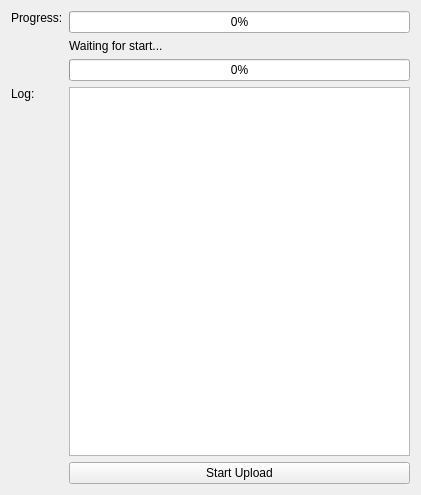
First picture: the form in src/brickv/plugin_system/plugins/red/ui/program_page_upload.ui, repository Tinkerforge/brickv, before the edit.
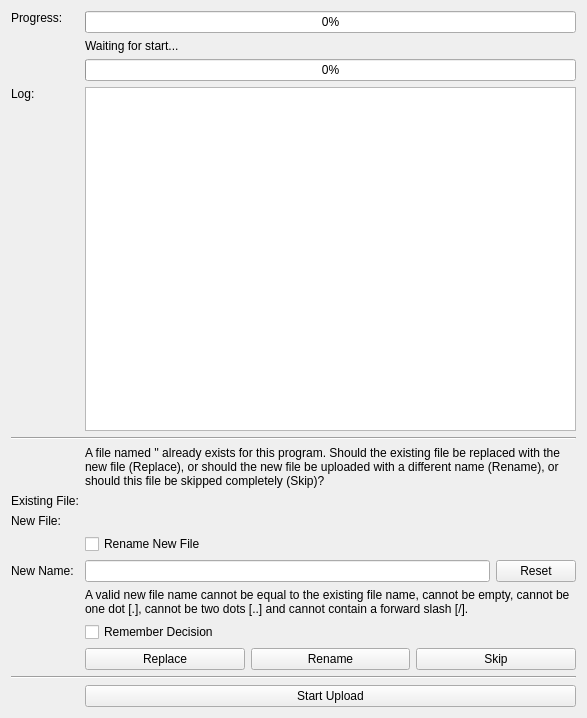
Second picture: the form after the edit.

Commit message: red-brick/pw: Upload page can now deal with replacing existing files

Diff of the .ui file:
```diff
--- a/src/brickv/plugin_system/plugins/red/ui/program_page_upload.ui
+++ b/src/brickv/plugin_system/plugins/red/ui/program_page_upload.ui
@@ -6,8 +6,8 @@
    <rect>
     <x>0</x>
     <y>0</y>
-    <width>421</width>
-    <height>495</height>
+    <width>587</width>
+    <height>718</height>
    </rect>
   </property>
   <property name="windowTitle">
@@ -16,7 +16,7 @@
   <layout class="QVBoxLayout" name="verticalLayout">
    <item>
     <layout class="QGridLayout" name="gridLayout">
-     <item row="1" column="0">
+     <item row="0" column="0">
       <widget class="QLabel" name="label">
        <property name="text">
         <string>Progress:</string>
@@ -26,14 +26,14 @@
        </property>
       </widget>
      </item>
-     <item row="1" column="1">
+     <item row="0" column="1">
       <widget class="QProgressBar" name="progress_total">
        <property name="value">
         <number>0</number>
        </property>
       </widget>
      </item>
-     <item row="4" column="0">
+     <item row="3" column="0">
       <widget class="QLabel" name="label_4">
        <property name="text">
         <string>Log:</string>
@@ -46,20 +46,7 @@
        </property>
       </widget>
      </item>
-     <item row="5" column="1">
-      <widget class="QPushButton" name="button_start_upload">
-       <property name="sizePolicy">
-        <sizepolicy hsizetype="Minimum" vsizetype="Fixed">
-         <horstretch>1</horstretch>
-         <verstretch>0</verstretch>
-        </sizepolicy>
-       </property>
-       <property name="text">
-        <string>Start Upload</string>
-       </property>
-      </widget>
-     </item>
-     <item row="2" column="1">
+     <item row="1" column="1">
       <widget class="QLabel" name="label_current_step">
        <property name="text">
         <string>Waiting for start...</string>
@@ -69,14 +56,14 @@
        </property>
       </widget>
      </item>
-     <item row="3" column="1">
+     <item row="2" column="1">
       <widget class="QProgressBar" name="progress_file">
        <property name="value">
         <number>0</number>
        </property>
       </widget>
      </item>
-     <item row="4" column="1">
+     <item row="3" column="1">
       <widget class="QPlainTextEdit" name="edit_log">
        <property name="undoRedoEnabled">
         <bool>false</bool>
@@ -92,6 +79,160 @@
        </property>
       </widget>
      </item>
+     <item row="4" column="0" colspan="2">
+      <widget class="Line" name="line1">
+       <property name="orientation">
+        <enum>Qt::Horizontal</enum>
+       </property>
+      </widget>
+     </item>
+     <item row="5" column="0">
+      <widget class="QLabel" name="label_replace_icon">
+       <property name="text">
+        <string>&lt;icon&gt;</string>
+       </property>
+       <property name="alignment">
+        <set>Qt::AlignLeading|Qt::AlignLeft|Qt::AlignTop</set>
+       </property>
+      </widget>
+     </item>
+     <item row="5" column="1">
+      <widget class="QLabel" name="label_replace_help">
+       <property name="text">
+        <string>A file named '&lt;FILE&gt;' already exists for this program. Should the existing file be replaced with the new file (Replace), or should the new file be uploaded with a different name (Rename), or should this file be skipped completely (Skip)?</string>
+       </property>
+       <property name="textFormat">
+        <enum>Qt::PlainText</enum>
+       </property>
+       <property name="alignment">
+        <set>Qt::AlignLeading|Qt::AlignLeft|Qt::AlignTop</set>
+       </property>
+       <property name="wordWrap">
+        <bool>true</bool>
+       </property>
+      </widget>
+     </item>
+     <item row="14" column="1">
+      <widget class="QPushButton" name="button_start_upload">
+       <property name="sizePolicy">
+        <sizepolicy hsizetype="Minimum" vsizetype="Fixed">
+         <horstretch>1</horstretch>
+         <verstretch>0</verstretch>
+        </sizepolicy>
+       </property>
+       <property name="text">
+        <string>Start Upload</string>
+       </property>
+      </widget>
+     </item>
+     <item row="13" column="0" colspan="2">
+      <widget class="Line" name="line2">
+       <property name="orientation">
+        <enum>Qt::Horizontal</enum>
+       </property>
+      </widget>
+     </item>
+     <item row="6" column="0">
+      <widget class="QLabel" name="label_existing_file">
+       <property name="text">
+        <string>Existing File:</string>
+       </property>
+      </widget>
+     </item>
+     <item row="7" column="0">
+      <widget class="QLabel" name="label_new_file">
+       <property name="text">
+        <string>New File:</string>
+       </property>
+      </widget>
+     </item>
+     <item row="6" column="1">
+      <widget class="QLabel" name="label_existing_stats">
+       <property name="text">
+        <string>&lt;existing-stats&gt;</string>
+       </property>
+      </widget>
+     </item>
+     <item row="7" column="1">
+      <widget class="QLabel" name="label_new_stats">
+       <property name="text">
+        <string>&lt;new-stats&gt;</string>
+       </property>
+      </widget>
+     </item>
+     <item row="9" column="0">
+      <widget class="QLabel" name="label_new_name">
+       <property name="text">
+        <string>New Name:</string>
+       </property>
+       <property name="buddy">
+        <cstring>edit_new_name</cstring>
+       </property>
+      </widget>
+     </item>
+     <item row="8" column="1">
+      <widget class="QCheckBox" name="check_rename_new_file">
+       <property name="text">
+        <string>Rename New File</string>
+       </property>
+      </widget>
+     </item>
+     <item row="11" column="1">
+      <widget class="QCheckBox" name="check_remember_decision">
+       <property name="text">
+        <string>Remember Decision</string>
+       </property>
+      </widget>
+     </item>
+     <item row="10" column="1">
+      <widget class="QLabel" name="label_new_name_help">
+       <property name="text">
+        <string>A valid new file name cannot be equal to the existing file name, cannot be empty, cannot be one dot [.], cannot be two dots [..] and cannot contain a forward slash [/].</string>
+       </property>
+       <property name="wordWrap">
+        <bool>true</bool>
+       </property>
+      </widget>
+     </item>
+     <item row="9" column="1">
+      <layout class="QHBoxLayout" name="horizontalLayout">
+       <item>
+        <widget class="QLineEdit" name="edit_new_name"/>
+       </item>
+       <item>
+        <widget class="QPushButton" name="button_reset_new_name">
+         <property name="text">
+          <string>Reset</string>
+         </property>
+        </widget>
+       </item>
+      </layout>
+     </item>
+     <item row="12" column="1">
+      <layout class="QHBoxLayout" name="horizontalLayout_2">
+       <item>
+        <widget class="QPushButton" name="button_replace">
+         <property name="text">
+          <string>Replace</string>
+         </property>
+        </widget>
+       </item>
+       <item>
+        <widget class="QPushButton" name="button_rename">
+         <property name="text">
+          <string>Rename</string>
+         </property>
+        </widget>
+       </item>
+       <item>
+        <widget class="QPushButton" name="button_skip">
+         <property name="text">
+          <string>Skip</string>
+         </property>
+        </widget>
+       </item>
+      </layout>
+     </item>
     </layout>
    </item>
   </layout>
```
Left out of the diff: 4 changed lines with no effect on the pictures. The commit also changes 6 other files.
